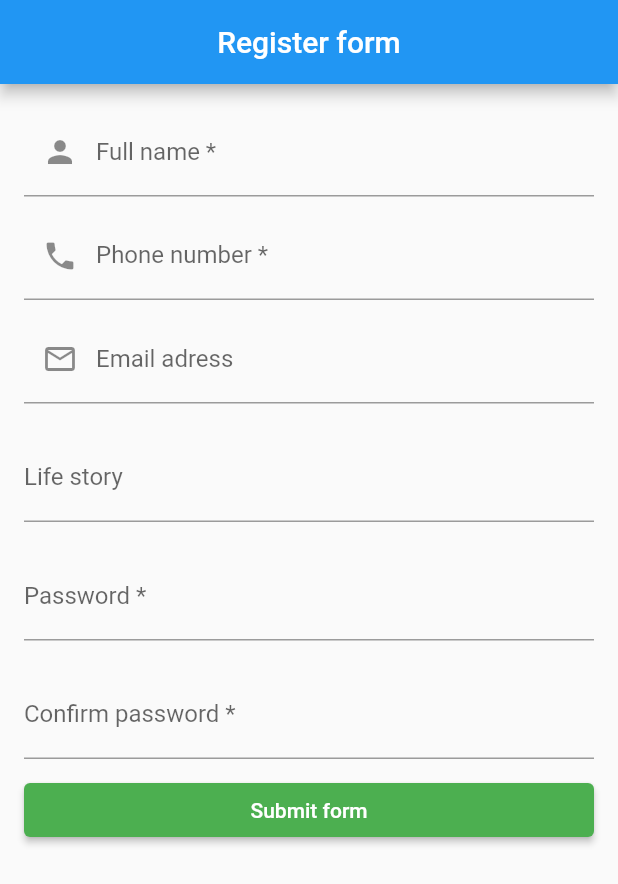
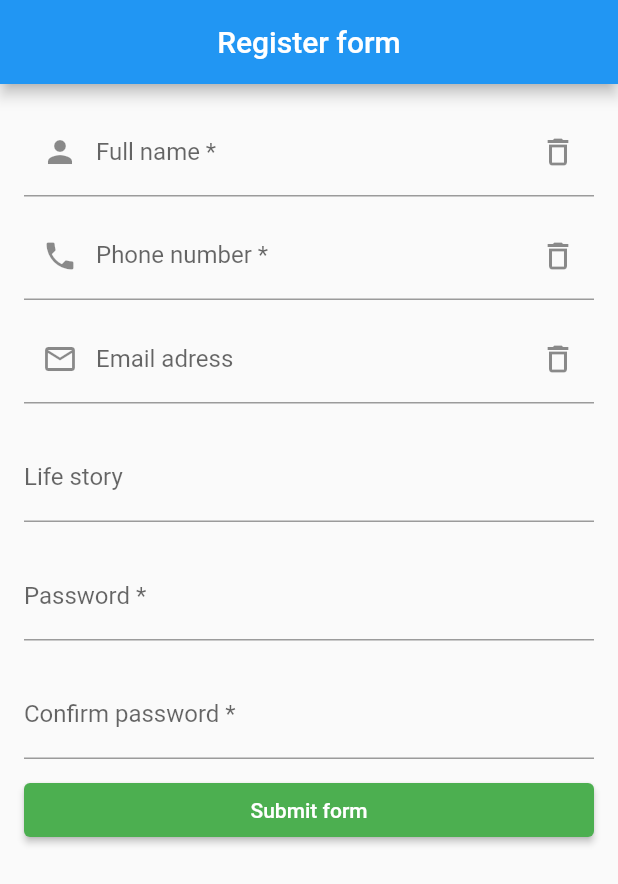
Before and after one commit to GarifullinII/flutter_form, a Flutter app: the screen it shows after launch, on a phone screen of 412 x 824 dp. Shown: the top 884 px of the screen. Run offline on Flutter 3.47's test engine with Material 2 defaults, Android fonts, the phone set to English and light mode, and no system bars.

```diff
--- a/lib/pages/register_form_page.dart
+++ b/lib/pages/register_form_page.dart
@@ -24,6 +24,9 @@ class _RegisterFormPageState extends State<RegisterFormPage> {
               prefixIcon: Icon(
                 Icons.person,
               ), // префиксная иконка
+              suffixIcon: Icon(
+                Icons.delete_outline,
+              ), // редактирование поля, удаление
             ),
           ),
           SizedBox(
@@ -37,43 +40,47 @@ class _RegisterFormPageState extends State<RegisterFormPage> {
               prefixIcon: Icon(
                 Icons.phone,
               ),
+              suffixIcon: Icon(
+                Icons.delete_outline,
+              ),
             ),
           ),
           SizedBox(
-            // создаем отступ между полями
             height: 10.0,
           ),
           TextFormField(
             decoration: InputDecoration(
-                labelText: 'Email adress',
-                hintText: 'Add your email adress',
-                prefixIcon: Icon(
-                  Icons.email_outlined,
-                )),
+              labelText: 'Email adress',
+              hintText: 'Add your email adress',
+              prefixIcon: Icon(
+                Icons.email_outlined,
+              ),
+              suffixIcon: Icon(
+                Icons.delete_outline,
+              ),
+            ),
           ),
           SizedBox(
-            // создаем отступ между полями
             height: 20.0,
           ),
           TextFormField(
-            decoration: InputDecoration(labelText: 'Life story'),
+            decoration: InputDecoration(
+              labelText: 'Life story',
+            ),
           ),
           SizedBox(
-            // создаем отступ между полями
             height: 20.0,
           ),
           TextFormField(
             decoration: InputDecoration(labelText: 'Password *'),
           ),
           SizedBox(
-            // создаем отступ между полями
             height: 20.0,
           ),
           TextFormField(
             decoration: InputDecoration(labelText: 'Confirm password *'),
           ),
           SizedBox(
-            // создаем отступ между полями
             height: 10.0,
           ),
           ElevatedButton(
```
